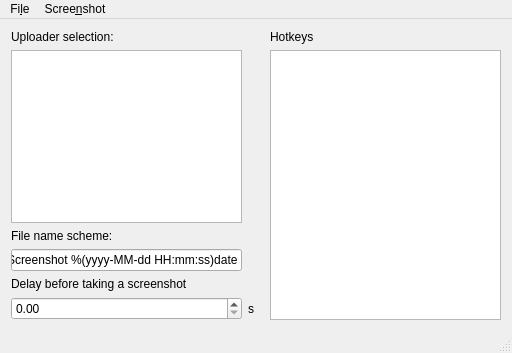
Qt form mainwindow.ui (ArsenArsen/KShare) before a commit.
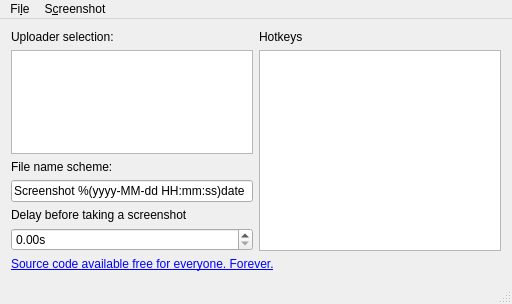
The same form after that commit. Icons and pictures are not drawn.

Commit message:
Include a source code disclamer.
This is free software. Forever.

```diff
--- a/mainwindow.ui
+++ b/mainwindow.ui
@@ -7,7 +7,7 @@
     <x>0</x>
     <y>0</y>
     <width>512</width>
-    <height>353</height>
+    <height>304</height>
    </rect>
   </property>
   <property name="windowTitle">
@@ -25,19 +25,17 @@
     </sizepolicy>
    </property>
    <layout class="QGridLayout" name="gridLayout">
-    <item row="4" column="0">
-     <widget class="QLabel" name="label_3">
+    <item row="6" column="0" colspan="2">
+     <widget class="QLabel" name="label_6">
       <property name="text">
-       <string>Delay before taking a screenshot</string>
+       <string>&lt;a href=&quot;https://github.com/ArsenArsen/KShare&quot;&gt;Source code available free for everyone. Forever.&lt;/a&gt;
+
+</string>
       </property>
      </widget>
     </item>
-    <item row="2" column="0">
-     <widget class="QLabel" name="label_2">
-      <property name="text">
-       <string>File name scheme:</string>
-      </property>
-     </widget>
+    <item row="1" column="1" rowspan="5">
+     <widget class="QListWidget" name="hotkeys"/>
     </item>
     <item row="5" column="0">
      <widget class="QDoubleSpinBox" name="delay">
@@ -47,6 +45,16 @@
       <property name="whatsThis">
        <string>A delay before taking a screenshot, in seconds</string>
       </property>
+      <property name="suffix">
+       <string>s</string>
+      </property>
+     </widget>
+    </item>
+    <item row="2" column="0">
+     <widget class="QLabel" name="label_2">
+      <property name="text">
+       <string>File name scheme:</string>
+      </property>
      </widget>
     </item>
     <item row="0" column="0">
@@ -56,6 +64,20 @@
       </property>
      </widget>
     </item>
+    <item row="4" column="0">
+     <widget class="QLabel" name="label_3">
+      <property name="text">
+       <string>Delay before taking a screenshot</string>
+      </property>
+     </widget>
+    </item>
+    <item row="0" column="1">
+     <widget class="QLabel" name="label_5">
+      <property name="text">
+       <string>Hotkeys</string>
+      </property>
+     </widget>
+    </item>
     <item row="1" column="0">
      <widget class="QListWidget" name="uploaderList"/>
     </item>
@@ -69,36 +91,6 @@
       </property>
      </widget>
     </item>
-    <item row="1" column="1">
-     <spacer name="horizontalSpacer">
-      <property name="orientation">
-       <enum>Qt::Horizontal</enum>
-      </property>
-      <property name="sizeHint" stdset="0">
-       <size>
-        <width>40</width>
-        <height>20</height>
-       </size>
-      </property>
-     </spacer>
-    </item>
-    <item row="5" column="1">
-     <widget class="QLabel" name="label_4">
-      <property name="text">
-       <string>s</string>
-      </property>
-     </widget>
-    </item>
-    <item row="0" column="2">
-     <widget class="QLabel" name="label_5">
-      <property name="text">
-       <string>Hotkeys</string>
-      </property>
-     </widget>
-    </item>
-    <item row="1" column="2" rowspan="5">
-     <widget class="QListWidget" name="hotkeys"/>
-    </item>
    </layout>
   </widget>
   <widget class="QMenuBar" name="menuBar">
@@ -118,7 +110,7 @@
    </widget>
    <widget class="QMenu" name="menuScreenshot">
     <property name="title">
-     <string>Scree&amp;nshot</string>
+     <string>S&amp;creenshot</string>
     </property>
     <addaction name="actionFullscreen"/>
     <addaction name="actionArea"/>
```
Left out of the diff: 6 changed lines with no effect on the pictures.
